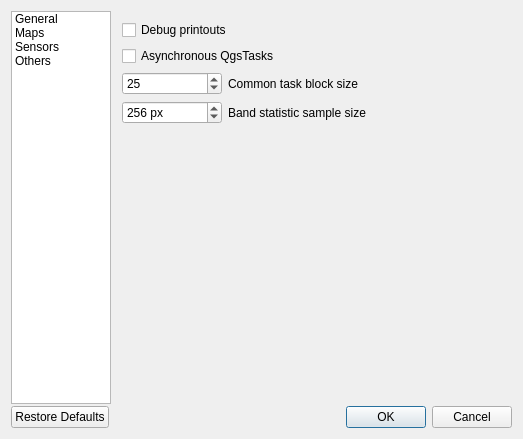
jakimowb/eo-time-series-viewer, file eotimeseriesviewer/ui/settingsdialog.ui: the form before one commit.
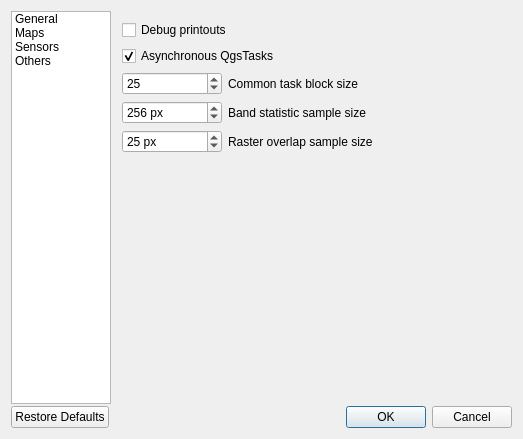
The form after the commit. Icons and pictures are not drawn. Custom widgets are drawn as their Qt base class.

Commit message: modified extent overlap check

```diff
--- a/eotimeseriesviewer/ui/settingsdialog.ui
+++ b/eotimeseriesviewer/ui/settingsdialog.ui
@@ -549,6 +549,9 @@
            <property name="text">
             <string>Asynchronous QgsTasks</string>
            </property>
+           <property name="checked">
+            <bool>true</bool>
+           </property>
           </widget>
          </item>
          <item row="4" column="0">
@@ -583,6 +586,38 @@
            </property>
           </widget>
          </item>
+         <item row="6" column="0">
+          <widget class="QgsSpinBox" name="sbRasterOverlapSampleSize">
+           <property name="minimumSize">
+            <size>
+             <width>100</width>
+             <height>22</height>
+            </size>
+           </property>
+           <property name="suffix">
+            <string> px</string>
+           </property>
+           <property name="prefix">
+            <string/>
+           </property>
+           <property name="minimum">
+            <number>5</number>
+           </property>
+           <property name="maximum">
+            <number>64000</number>
+           </property>
+           <property name="value">
+            <number>25</number>
+           </property>
+          </widget>
+         </item>
+         <item row="6" column="1">
+          <widget class="QLabel" name="label_14">
+           <property name="text">
+            <string>Raster overlap sample size</string>
+           </property>
+          </widget>
+         </item>
         </layout>
        </widget>
       </widget>
```
Left out of the diff: 12 changed lines with no effect on the pictures. The commit also changes 6 other files.
